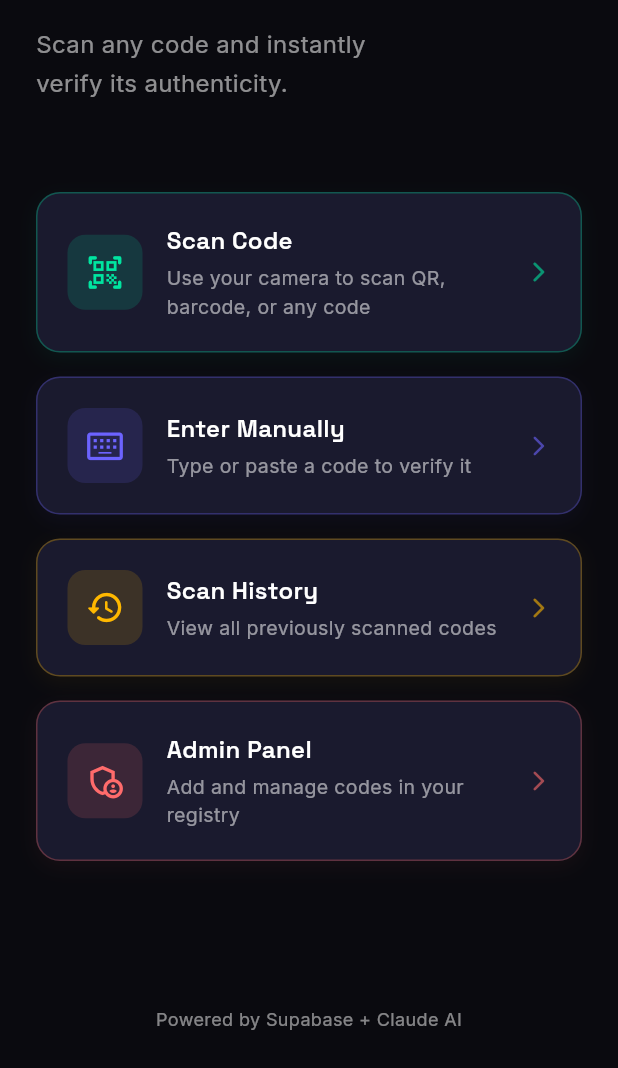
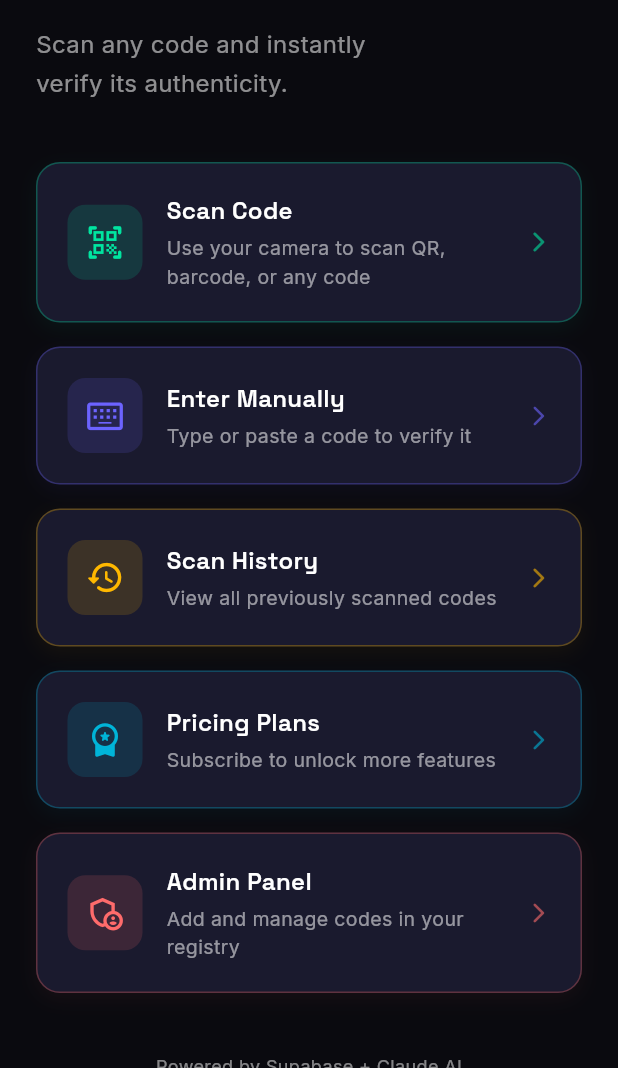
Before and after one commit to andohprincewill5-rgb/codeverify, a Flutter app: the screen it shows after launch, on a phone screen of 412 x 824 dp, the part 168-1236 px from its top. Run offline on Flutter 3.47's test engine with Material 3 defaults, Android fonts, the phone set to English and light mode, and no system bars; drawn by our look-alikes of flutter_animate; our stand-ins replace google_fonts, supabase_flutter; missing offline and left inert: dart:html, mobile_scanner; accounts and stored records are empty.

Commit message:
latest improvements

```diff
--- a/lib/screens/home_screen.dart
+++ b/lib/screens/home_screen.dart
@@ -5,6 +5,7 @@ import 'scanner_screen.dart';
 import 'admin_screen.dart';
 import 'result_screen.dart';
 import 'history_screen.dart';
+import 'pricing_screen.dart';
 import '../services/verification_service.dart';
 import '../main.dart';
 
@@ -21,7 +22,7 @@ class HomeScreen extends StatelessWidget {
     return Scaffold(
       backgroundColor: isDark ? const Color(0xFF0A0A0F) : const Color(0xFFF5F5F5),
       body: SafeArea(
-        child: Padding(
+        child: SingleChildScrollView(
           padding: const EdgeInsets.all(24.0),
           child: Column(
             crossAxisAlignment: CrossAxisAlignment.start,
@@ -81,7 +82,7 @@ class HomeScreen extends StatelessWidget {
                 ),
               ).animate().fadeIn(delay: 200.ms, duration: 600.ms),
 
-              const SizedBox(height: 60),
+              const SizedBox(height: 40),
 
               _ActionCard(
                 icon: Icons.qr_code_scanner_rounded,
@@ -95,7 +96,7 @@ class HomeScreen extends StatelessWidget {
                   context,
                   MaterialPageRoute(builder: (_) => const ScannerScreen()),
                 ),
-              ).animate().fadeIn(delay: 400.ms, duration: 600.ms).slideY(begin: 0.2),
+              ).animate().fadeIn(delay: 300.ms, duration: 600.ms).slideY(begin: 0.2),
 
               const SizedBox(height: 16),
 
@@ -108,7 +109,7 @@ class HomeScreen extends StatelessWidget {
                 textColor: textColor,
                 subtitleColor: subtitleColor,
                 onTap: () => _showManualEntryDialog(context),
-              ).animate().fadeIn(delay: 500.ms, duration: 600.ms).slideY(begin: 0.2),
+              ).animate().fadeIn(delay: 400.ms, duration: 600.ms).slideY(begin: 0.2),
 
               const SizedBox(height: 16),
 
@@ -126,6 +127,22 @@ class HomeScreen extends StatelessWidget {
                     context,
                     MaterialPageRoute(builder: (_) => const HistoryScreen()),
                   ),
+                ),
+              ).animate().fadeIn(delay: 500.ms, duration: 600.ms).slideY(begin: 0.2),
+
+              const SizedBox(height: 16),
+
+              _ActionCard(
+                icon: Icons.workspace_premium_rounded,
+                title: 'Pricing Plans',
+                subtitle: 'Subscribe to unlock more features',
+                color: const Color(0xFF00B4D8),
+                cardColor: cardColor,
+                textColor: textColor,
+                subtitleColor: subtitleColor,
+                onTap: () => Navigator.push(
+                  context,
+                  MaterialPageRoute(builder: (_) => const PricingScreen()),
                 ),
               ).animate().fadeIn(delay: 600.ms, duration: 600.ms).slideY(begin: 0.2),
 
@@ -148,7 +165,7 @@ class HomeScreen extends StatelessWidget {
                 ),
               ).animate().fadeIn(delay: 700.ms, duration: 600.ms).slideY(begin: 0.2),
 
-              const Spacer(),
+              const SizedBox(height: 40),
 
               Center(
                 child: Text(
@@ -159,6 +176,8 @@ class HomeScreen extends StatelessWidget {
                   ),
                 ),
               ),
+
+              const SizedBox(height: 24),
             ],
           ),
         ),
```
